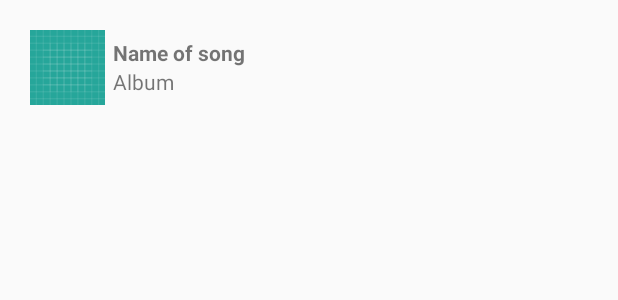
After one commit to NoaBar/MusicPlayer, an Android app: the layout song_item.xml on its own in the app's theme, with its tools: preview values and no code run, on a phone screen of 412 x 824 dp. The commit adds this screen. Shown: the top 300 px of the screen. Run offline under Robolectric (Android 15) with nearby library versions, the phone set to English and light mode, and no system bars.

Commit message:
song_item is done.

```diff
--- a/app/src/main/res/layout/activity_main.xml
+++ b/app/src/main/res/layout/activity_main.xml
@@ -9,16 +9,16 @@
 
     <TextView
         style="@style/genre"
-        android:text="Musicals"
+        android:text="@string/musicals"
          />
 
     <TextView
-        android:text="Soundtracks"
+        android:text="@string/soundtracks"
         style="@style/genre" />
 
     <TextView
         style="@style/genre"
-        android:text="Disney"
+        android:text="@string/disney"
         />
 
 </LinearLayout>
--- /dev/null
+++ b/app/src/main/res/layout/song_item.xml
@@ -0,0 +1,38 @@
+<?xml version="1.0" encoding="utf-8"?>
+<LinearLayout xmlns:android="http://schemas.android.com/apk/res/android"
+    xmlns:tools="http://schemas.android.com/tools"
+    android:layout_width="match_parent"
+    android:layout_height="match_parent"
+    android:orientation="horizontal"
+    android:padding="20dp"
+    >
+    <ImageView
+        android:id="@+id/image"
+        android:layout_width="50dp"
+        android:layout_height="50dp"
+        tools:src="@drawable/ic_launcher_background"
+        android:contentDescription="@string/cover_of_album"
+        />
+    <LinearLayout
+        android:layout_width="0dp"
+        android:layout_height="50dp"
+        android:orientation="vertical"
+        android:layout_weight="1"
+        android:padding="5dp">
+    <TextView
+        android:id="@+id/name_song"
+        android:layout_width="match_parent"
+        android:layout_height="wrap_content"
+        android:textStyle="bold"
+        tools:text="Name of song"
+        />
+
+    <TextView
+        android:id="@+id/album"
+        android:layout_width="match_parent"
+        android:layout_height="wrap_content"
+        tools:text="Album"
+        />
+</LinearLayout>
+
+</LinearLayout>
--- /dev/null
+++ b/app/src/main/res/layout/songs_list.xml
@@ -0,0 +1,6 @@
+<?xml version="1.0" encoding="utf-8"?>
+<ListView xmlns:android="http://schemas.android.com/apk/res/android"
+    android:layout_width="match_parent"
+    android:layout_height="match_parent">
+
+</ListView>
--- /dev/null
+++ b/app/src/main/res/values/dimens.xml
@@ -0,0 +1,4 @@
+<?xml version="1.0" encoding="utf-8"?>
+<resources>
+    <dimen name="twenty">20dp</dimen>
+</resources>
--- a/app/src/main/res/values/strings.xml
+++ b/app/src/main/res/values/strings.xml
@@ -1,3 +1,7 @@
 <resources>
     <string name="app_name">MusicPlayer</string>
+    <string name="cover_of_album">Cover of album</string>
+    <string name="musicals">Musicals</string>
+    <string name="soundtracks">Soundtracks</string>
+    <string name="disney">Disney</string>
 </resources>
```
Also changed, not shown: app/src/main/java/com/noah/musicplayer/Musicals.java (deleted, +0 -8 lines), app/src/main/java/com/noah/musicplayer/MusicalsActivity.java (added, +29 -0 lines).
